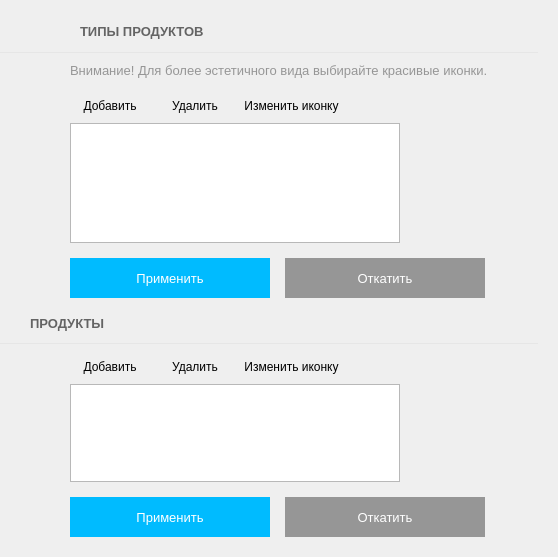
Old version of the form Client/forms/ProductsForm.ui in the repository Baxulio/Attraction.
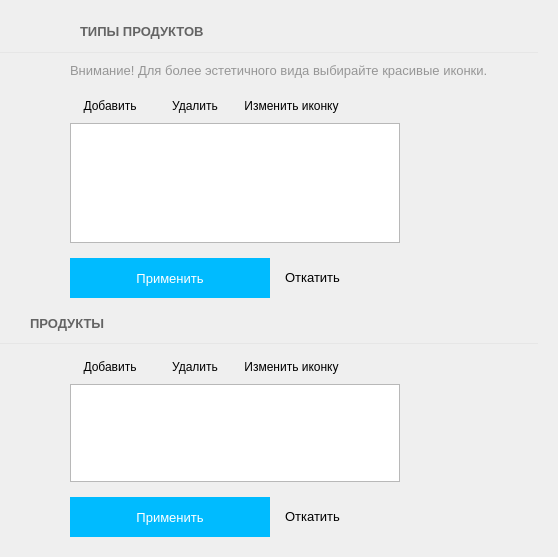
New version of the form. Icons and pictures are not drawn.

What changed in the file:
```diff
--- a/Client/forms/ProductsForm.ui
+++ b/Client/forms/ProductsForm.ui
@@ -375,23 +375,14 @@
          </item>
          <item>
           <widget class="QPushButton" name="types_revert_but">
-           <property name="minimumSize">
-            <size>
-             <width>200</width>
-             <height>40</height>
-            </size>
-           </property>
            <property name="font">
             <font>
              <pointsize>10</pointsize>
             </font>
            </property>
            <property name="styleSheet">
-            <string notr="true">QAbstractButton{
-color: rgb(255, 255, 255);
-border:none;
-background-color: rgb(150, 150, 150);
-
+            <string notr="true">QPushButton{
+    border: none; /* no border for a flat push button */
 }
 QAbstractButton:hover{
 /*background-color: rgb(255, 170, 0);*/
@@ -740,23 +731,14 @@
          </item>
          <item>
           <widget class="QPushButton" name="product_revert_but">
-           <property name="minimumSize">
-            <size>
-             <width>200</width>
-             <height>40</height>
-            </size>
-           </property>
            <property name="font">
             <font>
              <pointsize>10</pointsize>
             </font>
            </property>
            <property name="styleSheet">
-            <string notr="true">QAbstractButton{
-color: rgb(255, 255, 255);
-border:none;
-background-color: rgb(150, 150, 150);
-
+            <string notr="true">QPushButton{
+    border: none; /* no border for a flat push button */
 }
 QAbstractButton:hover{
 /*background-color: rgb(255, 170, 0);*/
```
Left out of the diff: 50 changed lines with no effect on the pictures.
